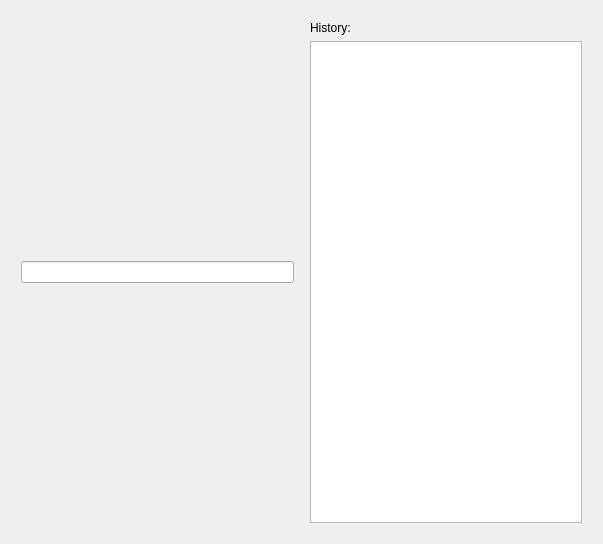
Qt form design.ui (marisakaupert/pythonCalculator) before a commit.
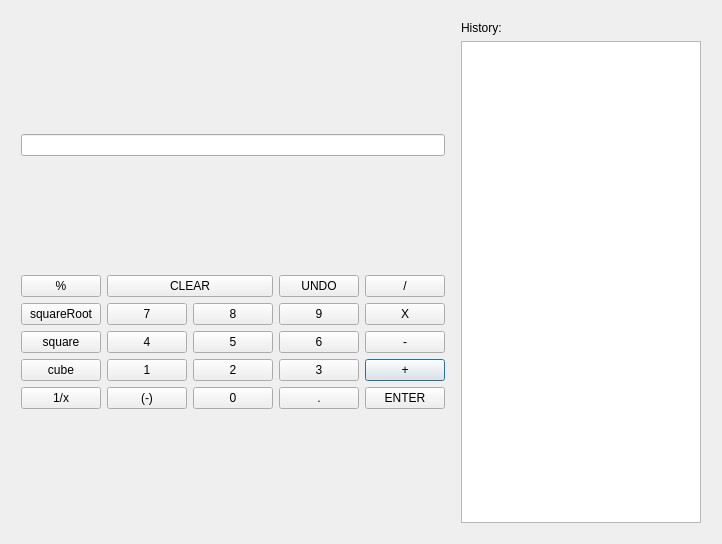
The same form after that commit.

Commit message: update ui file with calculator buttons

```diff
--- a/design.ui
+++ b/design.ui
@@ -6,7 +6,7 @@
    <rect>
     <x>0</x>
     <y>0</y>
-    <width>603</width>
+    <width>722</width>
     <height>544</height>
    </rect>
   </property>
@@ -28,7 +28,176 @@
         <widget class="QLineEdit" name="calculationsLineEdit"/>
        </item>
        <item>
-        <layout class="QGridLayout" name="buttonsGridLayout"/>
+        <layout class="QGridLayout" name="buttonsGridLayout">
+         <item row="3" column="4">
+          <widget class="QPushButton" name="addPushButton">
+           <property name="text">
+            <string>+</string>
+           </property>
+          </widget>
+         </item>
+         <item row="2" column="3">
+          <widget class="QPushButton" name="sixPushButton">
+           <property name="text">
+            <string>6</string>
+           </property>
+          </widget>
+         </item>
+         <item row="1" column="3">
+          <widget class="QPushButton" name="ninePushButton">
+           <property name="text">
+            <string>9</string>
+           </property>
+          </widget>
+         </item>
+         <item row="2" column="4">
+          <widget class="QPushButton" name="subtractPushButton">
+           <property name="text">
+            <string>-</string>
+           </property>
+          </widget>
+         </item>
+         <item row="3" column="0">
+          <widget class="QPushButton" name="cubePushButton">
+           <property name="text">
+            <string>cube</string>
+           </property>
+          </widget>
+         </item>
+         <item row="3" column="1">
+          <widget class="QPushButton" name="onePushButton">
+           <property name="text">
+            <string>1</string>
+           </property>
+          </widget>
+         </item>
+         <item row="2" column="2">
+          <widget class="QPushButton" name="fivePushButton">
+           <property name="text">
+            <string>5</string>
+           </property>
+          </widget>
+         </item>
+         <item row="3" column="3">
+          <widget class="QPushButton" name="threePushButton">
+           <property name="text">
+            <string>3</string>
+           </property>
+          </widget>
+         </item>
+         <item row="1" column="2">
+          <widget class="QPushButton" name="eightPushButton">
+           <property name="text">
+            <string>8</string>
+           </property>
+          </widget>
+         </item>
+         <item row="0" column="3">
+          <widget class="QPushButton" name="undoPushButton">
+           <property name="text">
+            <string>UNDO</string>
+           </property>
+          </widget>
+         </item>
+         <item row="1" column="4">
+          <widget class="QPushButton" name="multiplyPushButton">
+           <property name="text">
+            <string>X</string>
+           </property>
+          </widget>
+         </item>
+         <item row="0" column="4">
+          <widget class="QPushButton" name="dividePushButton">
+           <property name="text">
+            <string>/</string>
+           </property>
+          </widget>
+         </item>
+         <item row="3" column="2">
+          <widget class="QPushButton" name="twoPushButton">
+           <property name="text">
+            <string>2</string>
+           </property>
+          </widget>
+         </item>
+         <item row="0" column="0">
+          <widget class="QPushButton" name="modulusPushButton">
+           <property name="text">
+            <string>%</string>
+           </property>
+          </widget>
+         </item>
+         <item row="2" column="0">
+          <widget class="QPushButton" name="squarePushButton">
+           <property name="text">
+            <string>square</string>
+           </property>
+          </widget>
+         </item>
+         <item row="0" column="1" colspan="2">
+          <widget class="QPushButton" name="clearPushButton">
+           <property name="text">
+            <string>CLEAR</string>
+           </property>
+          </widget>
+         </item>
+         <item row="1" column="1">
+          <widget class="QPushButton" name="sevenPushButton">
+           <property name="text">
+            <string>7</string>
+           </property>
+          </widget>
+         </item>
+         <item row="2" column="1">
+          <widget class="QPushButton" name="fourPushButton">
+           <property name="text">
+            <string>4</string>
+           </property>
+          </widget>
+         </item>
+         <item row="1" column="0">
+          <widget class="QPushButton" name="sqrtPushButton">
+           <property name="text">
+            <string>squareRoot</string>
+           </property>
+          </widget>
+         </item>
+         <item row="4" column="2">
+          <widget class="QPushButton" name="zeroPushButton">
+           <property name="text">
+            <string>0</string>
+           </property>
+          </widget>
+         </item>
+         <item row="4" column="1">
+          <widget class="QPushButton" name="negatePushButton">
+           <property name="text">
+            <string>(-)</string>
+           </property>
+          </widget>
+         </item>
+         <item row="4" column="3">
+          <widget class="QPushButton" name="decimalPushButton">
+           <property name="text">
+            <string>.</string>
+           </property>
+          </widget>
+         </item>
+         <item row="4" column="4">
+          <widget class="QPushButton" name="enterPushButton">
+           <property name="text">
+            <string>ENTER</string>
+           </property>
+          </widget>
+         </item>
+         <item row="4" column="0">
+          <widget class="QPushButton" name="inversePushButton">
+           <property name="text">
+            <string>1/x</string>
+           </property>
+          </widget>
+         </item>
+        </layout>
        </item>
       </layout>
      </item>
```
